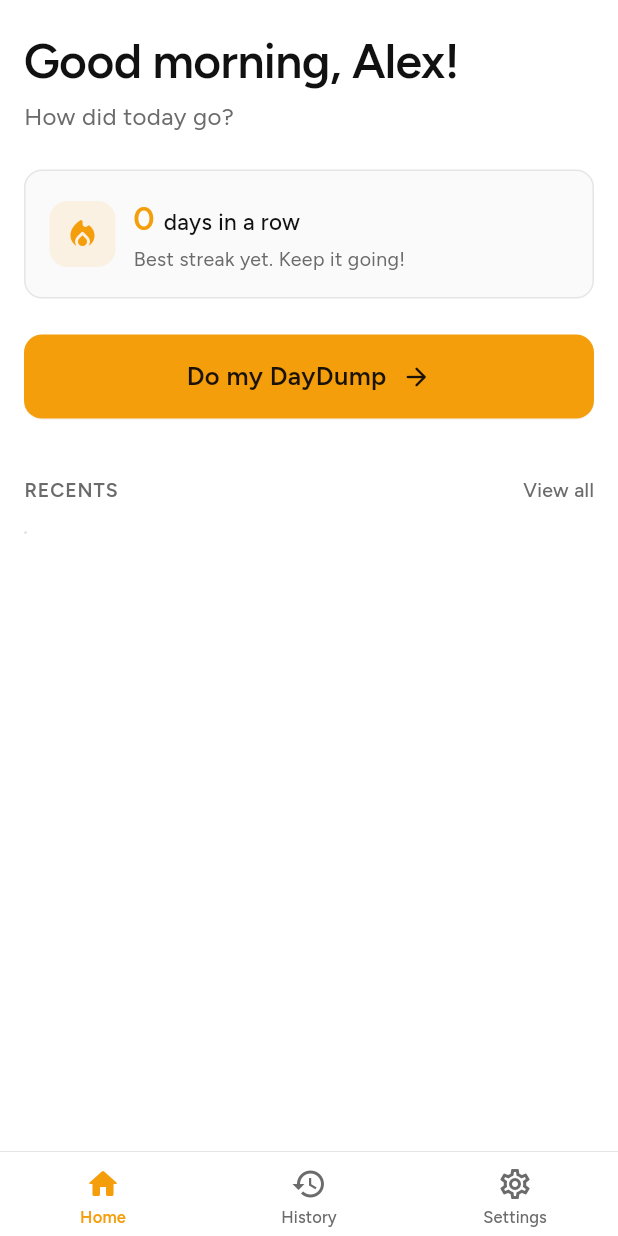
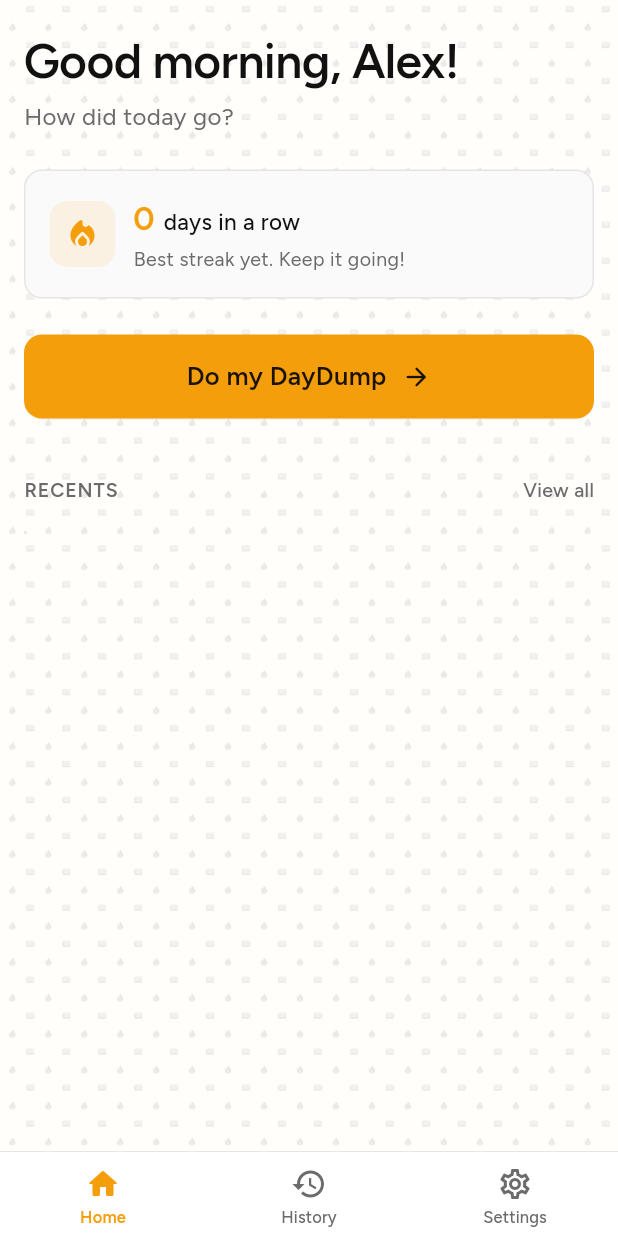
Before and after one commit to sarak-koutalopatey/daydump, a Flutter app: the MainScaffold screen opened directly, on a phone screen of 412 x 824 dp. Run offline on Flutter 3.47's test engine with Material 3 defaults, Android fonts, the phone set to English and light mode, and no system bars; our stand-ins replace file_picker, firebase_core, firebase_remote_config, flutter_local_notifications, flutter_timezone, google_fonts and 4 more; missing offline and left inert: app_settings; accounts and stored records are empty; generated files the repository leaves out were written again.

Commit message:
add themed backgrounds

```diff
--- a/lib/screens/history_screen.dart
+++ b/lib/screens/history_screen.dart
@@ -22,7 +22,7 @@ class HistoryScreen extends StatelessWidget {
     final lastWeek = state.lastWeekEntries;
 
     return Scaffold(
-      backgroundColor: context.cBg,
+      backgroundColor: Colors.transparent,
       body: SafeArea(
         bottom: false,
         child: CustomScrollView(
--- a/lib/screens/home_screen.dart
+++ b/lib/screens/home_screen.dart
@@ -48,7 +48,7 @@ class _HomeScreenState extends State<HomeScreen> {
     //final dateLine = DateFormat('EEEE, MMMM d', locale).format(now).toUpperCase();
 
     return Scaffold(
-      backgroundColor: context.cBg,
+      backgroundColor: Colors.transparent,
       body: SafeArea(
         bottom: false,
         child: CustomScrollView(
--- a/lib/screens/main_scaffold.dart
+++ b/lib/screens/main_scaffold.dart
@@ -3,6 +3,9 @@ import '../widgets/bottom_nav_bar.dart';
 import 'home_screen.dart';
 import 'history_screen.dart';
 import 'settings_screen.dart';
+
+const _bgLight = 'assets/background/bg_light.png';
+const _bgDark  = 'assets/background/bg_dark.png';
 
 class MainScaffold extends StatefulWidget {
   const MainScaffold({super.key});
@@ -18,13 +21,24 @@ class _MainScaffoldState extends State<MainScaffold> {
 
   @override
   Widget build(BuildContext context) {
+    final isDark = Theme.of(context).brightness == Brightness.dark;
     return Scaffold(
-      body: IndexedStack(
-        index: _tab.index,
+      body: Stack(
         children: [
-          HomeScreen(onTabChange: _switchTab),
-          HistoryScreen(onTabChange: _switchTab),
-          SettingsScreen(onTabChange: _switchTab),
+          Positioned.fill(
+            child: Image.asset(
+              isDark ? _bgDark : _bgLight,
+              fit: BoxFit.cover,
+            ),
+          ),
+          IndexedStack(
+            index: _tab.index,
+            children: [
+              HomeScreen(onTabChange: _switchTab),
+              HistoryScreen(onTabChange: _switchTab),
+              SettingsScreen(onTabChange: _switchTab),
+            ],
+          ),
         ],
       ),
       bottomNavigationBar: AppBottomNavBar(
--- a/lib/screens/settings_screen.dart
+++ b/lib/screens/settings_screen.dart
@@ -31,7 +31,7 @@ class SettingsScreen extends StatelessWidget {
     final state = context.watch<AppState>();
     final s = context.s;
     return Scaffold(
-      backgroundColor: context.cBg,
+      backgroundColor: Colors.transparent,
       body: SafeArea(
         bottom: false,
         child: CustomScrollView(
--- a/pubspec.yaml
+++ b/pubspec.yaml
@@ -42,3 +42,5 @@ flutter_launcher_icons:
 
 flutter:
   uses-material-design: true
+  assets:
+    - assets/background/
```
Also changed, not shown: assets/background/bg_dark.png (added), assets/background/bg_light.png (added).
